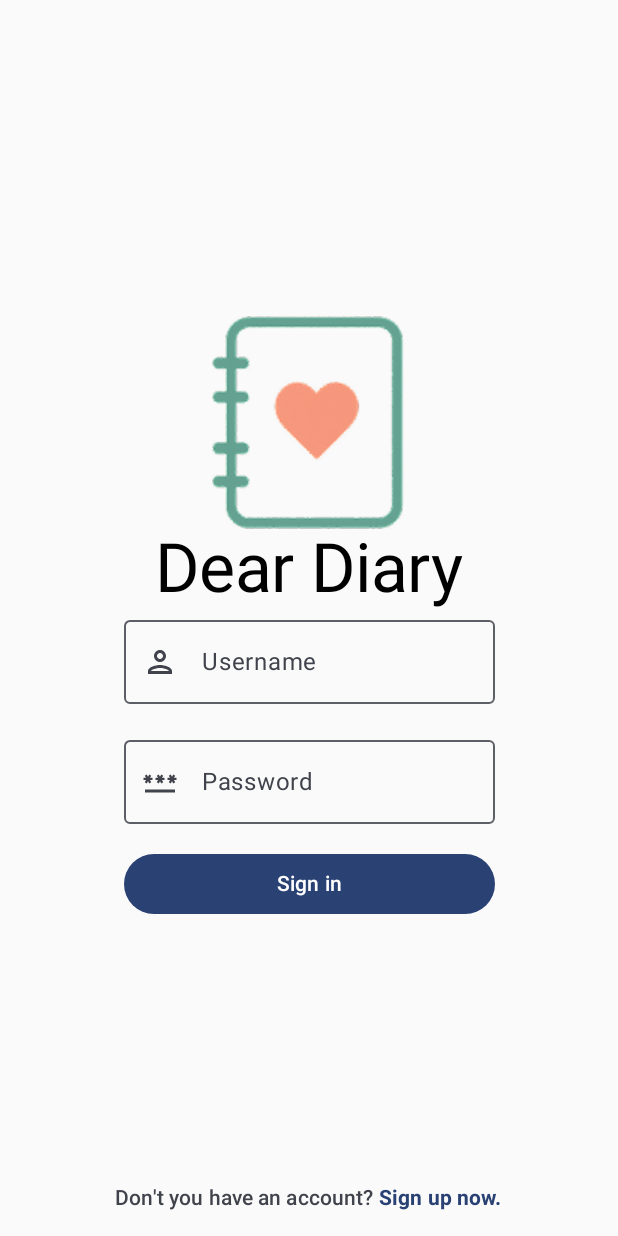
After one commit to umutsaydam/DearDiaryApp, an Android app built with Jetpack Compose: the AuthScreen screen opened through its navigation route, on a phone screen of 412 x 824 dp. The commit adds this screen. Run offline under Robolectric (Android 15) with nearby library versions, the phone set to English and light mode, and no system bars.

Commit message:
Add: AuthScreen was added

```diff
--- /dev/null
+++ b/app/src/main/java/com/umutsaydam/deardiary/domain/AuthStateEnum.kt
@@ -0,0 +1,8 @@
+package com.umutsaydam.deardiary.domain
+/**
+ * Represents the current step in the auth process such as login or register.
+ */
+enum class AuthStateEnum {
+    LOGIN,
+    REGISTER
+}
--- /dev/null
+++ b/app/src/main/java/com/umutsaydam/deardiary/presentation/auth/AuthScreen.kt
@@ -0,0 +1,224 @@
+package com.umutsaydam.deardiary.presentation.auth
+
+import androidx.compose.foundation.Image
+import androidx.compose.foundation.clickable
+import androidx.compose.foundation.layout.Arrangement
+import androidx.compose.foundation.layout.Box
+import androidx.compose.foundation.layout.Column
+import androidx.compose.foundation.layout.fillMaxSize
+import androidx.compose.foundation.layout.fillMaxWidth
+import androidx.compose.foundation.layout.imePadding
+import androidx.compose.foundation.layout.padding
+import androidx.compose.foundation.layout.statusBarsPadding
+import androidx.compose.foundation.rememberScrollState
+import androidx.compose.foundation.text.KeyboardOptions
+import androidx.compose.foundation.verticalScroll
+import androidx.compose.material3.Button
+import androidx.compose.material3.Icon
+import androidx.compose.material3.MaterialTheme
+import androidx.compose.material3.OutlinedTextField
+import androidx.compose.material3.Text
+import androidx.compose.runtime.Composable
+import androidx.compose.runtime.getValue
+import androidx.compose.runtime.mutableStateOf
+import androidx.compose.runtime.remember
+import androidx.compose.runtime.setValue
+import androidx.compose.ui.Alignment
+import androidx.compose.ui.Modifier
+import androidx.compose.ui.graphics.Color
+import androidx.compose.ui.layout.ContentScale
+import androidx.compose.ui.platform.LocalConfiguration
+import androidx.compose.ui.res.painterResource
+import androidx.compose.ui.text.SpanStyle
+import androidx.compose.ui.text.TextStyle
+import androidx.compose.ui.text.buildAnnotatedString
+import androidx.compose.ui.text.font.FontWeight
+import androidx.compose.ui.text.input.ImeAction
+import androidx.compose.ui.text.input.KeyboardType
+import androidx.compose.ui.text.withStyle
+import androidx.compose.ui.unit.dp
+import androidx.navigation.NavHostController
+import com.umutsaydam.deardiary.R
+import com.umutsaydam.deardiary.domain.AuthStateEnum
+import com.umutsaydam.deardiary.presentation.navigation.Route
+import com.umutsaydam.deardiary.util.safeNavigate
+
+@Composable
+fun AuthScreen(navController: NavHostController) {
+    var authState by remember { mutableStateOf(AuthStateEnum.LOGIN) }
+    var username by remember { mutableStateOf("") }
+    var password by remember { mutableStateOf("") }
+    var passwordConfirm by remember { mutableStateOf("") }
+
+    val configuration = LocalConfiguration.current
+    val screenWidth = configuration.screenWidthDp.dp
+
+    val formWidth = when {
+        screenWidth < 360.dp -> 0.85f
+        screenWidth < 600.dp -> 0.6f
+        else -> 0.4f
+    }
+
+    Column(
+        modifier = Modifier
+            .fillMaxSize()
+            .statusBarsPadding()
+            .verticalScroll(rememberScrollState()),
+        horizontalAlignment = Alignment.CenterHorizontally,
+        verticalArrangement = Arrangement.Center
+    ) {
+        Image(
+            painter = painterResource(R.drawable.app_logo_medium),
+            contentDescription = "App logo",
+            contentScale = ContentScale.Fit
+        )
+
+        Text(
+            text = "Dear Diary",
+            style = MaterialTheme.typography.displayMedium
+        )
+
+        Column(
+            modifier = Modifier
+                .fillMaxWidth(formWidth)
+                .imePadding(),
+            verticalArrangement = Arrangement.spacedBy(16.dp),
+            horizontalAlignment = Alignment.CenterHorizontally
+        ) {
+            AuthOutlineText(
+                modifier = Modifier.fillMaxWidth(),
+                text = username,
+                onValueChange = { value ->
+                    username = value
+                },
+                textInfo = "Username",
+                leadIcon = R.drawable.ic_person_outline,
+                contentDesc = "Username icon",
+                keyboardOptions = KeyboardOptions(
+                    imeAction = ImeAction.Next,
+                    keyboardType = KeyboardType.Text
+                )
+            )
+
+            AuthOutlineText(
+                modifier = Modifier.fillMaxWidth(),
+                text = password,
+                onValueChange = { value ->
+                    password = value
+                },
+                textInfo = "Password",
+                leadIcon = R.drawable.ic_password_outline,
+                contentDesc = "Password icon",
+                keyboardOptions = KeyboardOptions(
+                    imeAction = if (authState == AuthStateEnum.LOGIN) ImeAction.Done else ImeAction.Next,
+                    keyboardType = KeyboardType.Password
+                )
+            )
+
+            if (authState == AuthStateEnum.REGISTER) {
+                AuthOutlineText(
+                    modifier = Modifier.fillMaxWidth(),
+                    text = passwordConfirm,
+                    onValueChange = { value ->
+                        passwordConfirm = value
+                    },
+                    textInfo = "Confirm",
+                    leadIcon = R.drawable.ic_password_outline,
+                    contentDesc = "Password confirm icon",
+                    keyboardOptions = KeyboardOptions(
+                        imeAction = ImeAction.Done,
+                        keyboardType = KeyboardType.Password
+                    )
+                )
+            }
+
+            Button(
+                onClick = { navController.safeNavigate(Route.Diaries.route) },
+                modifier = Modifier.fillMaxWidth(),
+            ) {
+                Text(if (authState == AuthStateEnum.LOGIN) "Sign in" else "Sign up")
+            }
+        }
+    }
+    Box(
+        modifier = Modifier
+            .fillMaxSize()
+            .padding(bottom = 5.dp),
+        contentAlignment = Alignment.BottomCenter
+    ) {
+        ColorfulText(
+            normalText = if (authState == AuthStateEnum.LOGIN) "Don't you have an account? " else "Do you have an account? ",
+            normalTextColor = MaterialTheme.colorScheme.onSurfaceVariant,
+            colorfulText = if (authState == AuthStateEnum.LOGIN) "Sign up now." else "Sign in now.",
+            colorfulTextColor = MaterialTheme.colorScheme.primary,
+            onClick = {
+                authState = if (authState == AuthStateEnum.LOGIN) {
+                    AuthStateEnum.REGISTER
+                } else {
+                    passwordConfirm = ""
+                    AuthStateEnum.LOGIN
+                }
+            },
+            style = MaterialTheme.typography.titleSmall
+        )
+    }
+}
+
+@Composable
+fun AuthOutlineText(
+    modifier: Modifier = Modifier,
+    text: String,
+    onValueChange: (String) -> Unit,
+    textInfo: String,
+    leadIcon: Int,
+    contentDesc: String,
+    keyboardOptions: KeyboardOptions
+) {
+    OutlinedTextField(
+        value = text,
+        onValueChange = { onValueChange(it) },
+        label = { Text(textInfo) },
+        placeholder = { Text(textInfo) },
+        singleLine = true,
+        leadingIcon = {
+            Icon(
+                painter = painterResource(leadIcon),
+                contentDescription = contentDesc,
+                tint = MaterialTheme.colorScheme.onSurfaceVariant
+            )
+        },
+        modifier = modifier,
+        keyboardOptions = keyboardOptions
+    )
+}
+
+@Composable
+fun ColorfulText(
+    modifier: Modifier = Modifier,
+    normalText: String,
+    normalTextColor: Color,
+    colorfulText: String,
+    colorfulTextColor: Color,
+    onClick: () -> Unit,
+    style: TextStyle
+) {
+    val annotatedText = buildAnnotatedString {
+        append(normalText)
+        withStyle(
+            style = SpanStyle(
+                color = colorfulTextColor,
+                fontWeight = FontWeight.Bold
+            )
+        ) {
+            append(colorfulText)
+        }
+    }
+    Text(
+        modifier = modifier
+            .padding(10.dp)
+            .clickable { onClick() },
+        text = annotatedText,
+        style = style,
+        color = normalTextColor
+    )
+}
--- a/app/src/main/java/com/umutsaydam/deardiary/presentation/navigation/MainNavHost.kt
+++ b/app/src/main/java/com/umutsaydam/deardiary/presentation/navigation/MainNavHost.kt
@@ -5,6 +5,7 @@ import androidx.navigation.compose.NavHost
 import androidx.navigation.compose.composable
 import androidx.navigation.compose.rememberNavController
 import com.umutsaydam.deardiary.presentation.addDiary.AddDiaryScreen
+import com.umutsaydam.deardiary.presentation.auth.AuthScreen
 import com.umutsaydam.deardiary.presentation.diaries.DiariesScreen
 import com.umutsaydam.deardiary.presentation.insights.InsightsScreen
 import com.umutsaydam.deardiary.presentation.settings.SettingsScreen
@@ -18,7 +19,7 @@ fun MainNavHost() {
 
     NavHost(
         navController = navController,
-        startDestination = Route.Diaries.route
+        startDestination = Route.Auth.route
     ) {
         composable(Route.Diaries.route) {
             DiariesScreen(navController)
@@ -47,5 +48,10 @@ fun MainNavHost() {
         composable(Route.SetFingerPrint.route) {
             SetFingerPrintScreen(navController)
         }
+
+        composable(Route.Auth.route) {
+            AuthScreen(navController)
+        }
+
     }
 }
--- a/app/src/main/java/com/umutsaydam/deardiary/presentation/navigation/Route.kt
+++ b/app/src/main/java/com/umutsaydam/deardiary/presentation/navigation/Route.kt
@@ -10,4 +10,5 @@ sealed class Route(
     data object PinSettings: Route("PinSettings")
     data object SetPin: Route("SetPin")
     data object SetFingerPrint: Route("SetFingerPrint")
+    data object Auth: Route("Auth")
 }
--- /dev/null
+++ b/app/src/main/res/drawable/ic_password_outline.xml
@@ -0,0 +1,5 @@
+<vector xmlns:android="http://schemas.android.com/apk/res/android" android:height="24dp" android:tint="#000000" android:viewportHeight="24" android:viewportWidth="24" android:width="24dp">
+
+    <path android:fillColor="@android:color/white" android:pathData="M2,17h20v2H2V17zM3.15,12.95L4,11.47l0.85,1.48l1.3,-0.75L5.3,10.72H7v-1.5H5.3l0.85,-1.47L4.85,7L4,8.47L3.15,7l-1.3,0.75L2.7,9.22H1v1.5h1.7L1.85,12.2L3.15,12.95zM9.85,12.2l1.3,0.75L12,11.47l0.85,1.48l1.3,-0.75l-0.85,-1.48H15v-1.5h-1.7l0.85,-1.47L12.85,7L12,8.47L11.15,7l-1.3,0.75l0.85,1.47H9v1.5h1.7L9.85,12.2zM23,9.22h-1.7l0.85,-1.47L20.85,7L20,8.47L19.15,7l-1.3,0.75l0.85,1.47H17v1.5h1.7l-0.85,1.48l1.3,0.75L20,11.47l0.85,1.48l1.3,-0.75l-0.85,-1.48H23V9.22z"/>
+
+</vector>
--- /dev/null
+++ b/app/src/main/res/drawable/ic_person_outline.xml
@@ -0,0 +1,5 @@
+<vector xmlns:android="http://schemas.android.com/apk/res/android" android:height="24dp" android:tint="#000000" android:viewportHeight="24" android:viewportWidth="24" android:width="24dp">
+
+    <path android:fillColor="@android:color/white" android:pathData="M12,6c1.1,0 2,0.9 2,2s-0.9,2 -2,2 -2,-0.9 -2,-2 0.9,-2 2,-2m0,10c2.7,0 5.8,1.29 6,2L6,18c0.23,-0.72 3.31,-2 6,-2m0,-12C9.79,4 8,5.79 8,8s1.79,4 4,4 4,-1.79 4,-4 -1.79,-4 -4,-4zM12,14c-2.67,0 -8,1.34 -8,4v2h16v-2c0,-2.66 -5.33,-4 -8,-4z"/>
+
+</vector>
```
Also changed, not shown: app/src/main/res/drawable/app_logo_medium.png (added).
